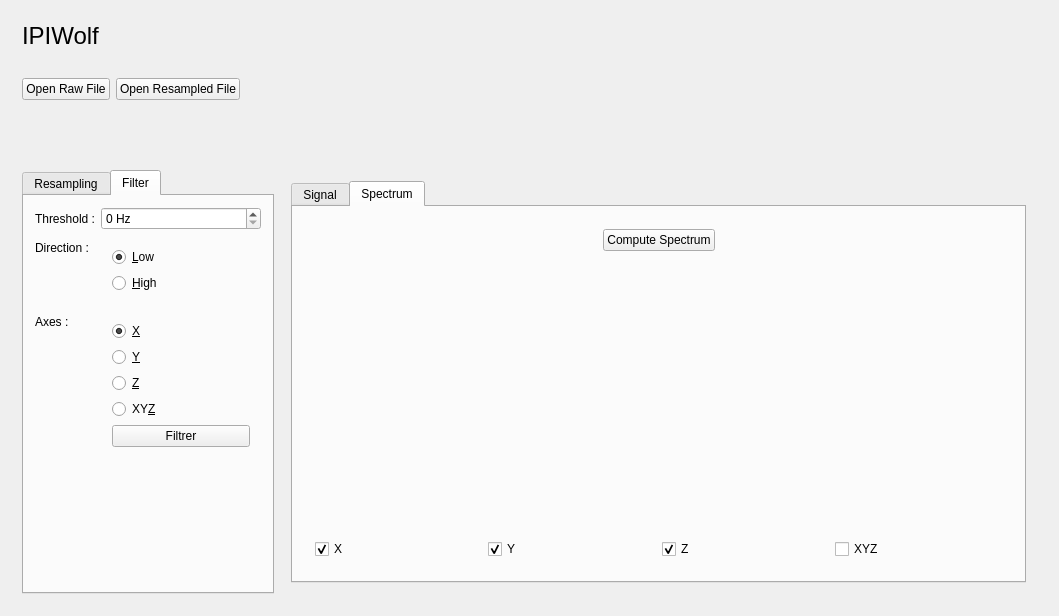
Qt form ipiwolf/mainwindow.ui (vstebe/ipiwolf) before a commit.
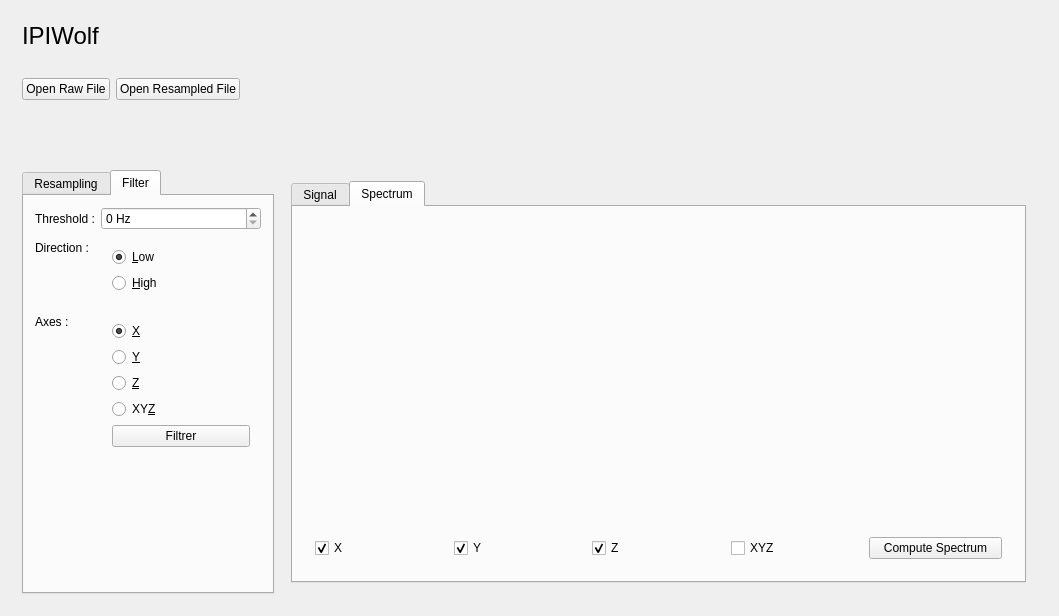
The same form after that commit. Icons and pictures are not drawn. Custom widgets are drawn as their Qt base class.

```diff
--- a/ipiwolf/mainwindow.ui
+++ b/ipiwolf/mainwindow.ui
@@ -486,45 +486,6 @@
               <string>Spectrum</string>
              </attribute>
              <layout class="QVBoxLayout" name="verticalLayout_6">
-              <item>
-               <widget class="QWidget" name="widget_8" native="true">
-                <layout class="QHBoxLayout" name="horizontalLayout_6">
-                 <item>
-                  <spacer name="horizontalSpacer_5">
-                   <property name="orientation">
-                    <enum>Qt::Horizontal</enum>
-                   </property>
-                   <property name="sizeHint" stdset="0">
-                    <size>
-                     <width>280</width>
-                     <height>20</height>
-                    </size>
-                   </property>
-                  </spacer>
-                 </item>
-                 <item>
-                  <widget class="QPushButton" name="btnProcessSpectrum">
-                   <property name="text">
-                    <string>Compute Spectrum</string>
-                   </property>
-                  </widget>
-                 </item>
-                 <item>
-                  <spacer name="horizontalSpacer_6">
-                   <property name="orientation">
-                    <enum>Qt::Horizontal</enum>
-                   </property>
-                   <property name="sizeHint" stdset="0">
-                    <size>
-                     <width>280</width>
-                     <height>20</height>
-                    </size>
-                   </property>
-                  </spacer>
-                 </item>
-                </layout>
-               </widget>
-              </item>
               <item>
                <widget class="SpectrumGraph" name="_spectrumGraph" native="true">
                 <property name="enabled">
@@ -581,6 +542,13 @@
                    </property>
                   </widget>
                  </item>
+                 <item>
+                  <widget class="QPushButton" name="btnProcessSpectrum">
+                   <property name="text">
+                    <string>Compute Spectrum</string>
+                   </property>
+                  </widget>
+                 </item>
                 </layout>
                </widget>
               </item>
```
